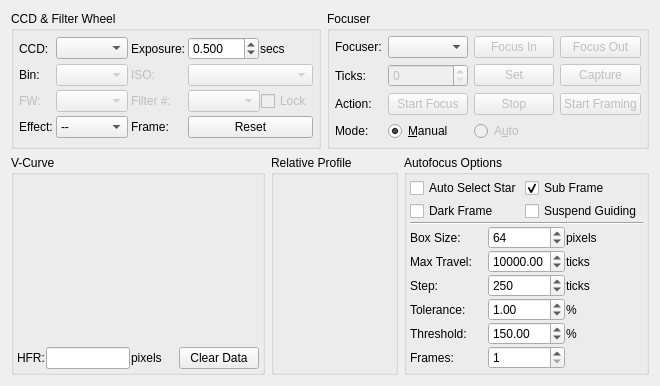
The window that kstars/ekos/focus/focus.ui (KDE/kstars) describes before a commit, drawn with Qt 5.
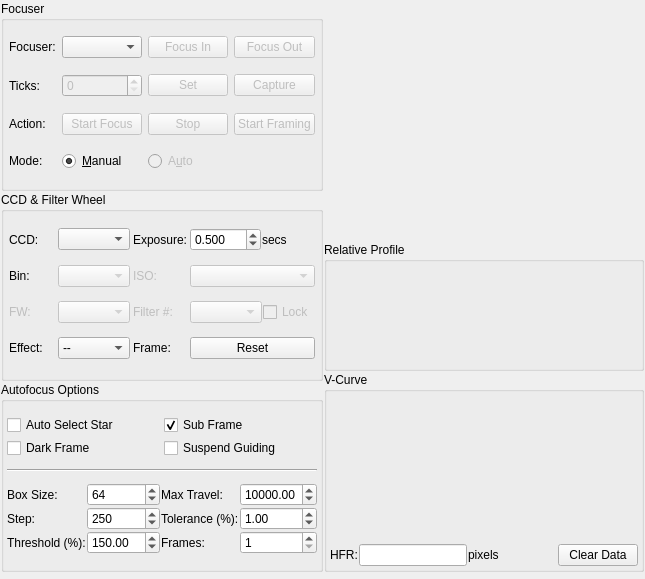
The same window after the commit. Custom widgets are drawn as their Qt base class.

Commit message: Focus uses its own fits frame like guide module. Improve GUI

```diff
--- a/kstars/ekos/focus/focus.ui
+++ b/kstars/ekos/focus/focus.ui
@@ -6,17 +6,191 @@
    <rect>
     <x>0</x>
     <y>0</y>
-    <width>632</width>
-    <height>385</height>
+    <width>644</width>
+    <height>579</height>
    </rect>
   </property>
-  <layout class="QVBoxLayout" name="verticalLayout_8">
+  <layout class="QVBoxLayout" name="verticalLayout_5" stretch="0,0">
+   <property name="spacing">
+    <number>1</number>
+   </property>
+   <property name="leftMargin">
+    <number>1</number>
+   </property>
+   <property name="topMargin">
+    <number>1</number>
+   </property>
+   <property name="rightMargin">
+    <number>1</number>
+   </property>
+   <property name="bottomMargin">
+    <number>1</number>
+   </property>
    <item>
-    <layout class="QHBoxLayout" name="horizontalLayout_13">
+    <layout class="QHBoxLayout" name="horizontalLayout" stretch="1,2">
+     <property name="spacing">
+      <number>1</number>
+     </property>
      <item>
-      <layout class="QVBoxLayout" name="verticalLayout_7">
+      <layout class="QVBoxLayout" name="verticalLayout">
+       <property name="spacing">
+        <number>1</number>
+       </property>
        <item>
-        <layout class="QHBoxLayout" name="horizontalLayout_12">
+        <widget class="QGroupBox" name="controlGroup">
+         <property name="title">
+          <string>Focuser</string>
+         </property>
+         <layout class="QGridLayout" name="gridLayout_3">
+          <property name="leftMargin">
+           <number>5</number>
+          </property>
+          <property name="topMargin">
+           <number>5</number>
+          </property>
+          <property name="rightMargin">
+           <number>5</number>
+          </property>
+          <property name="bottomMargin">
+           <number>5</number>
+          </property>
+          <item row="0" column="2">
+           <widget class="QPushButton" name="focusInB">
+            <property name="enabled">
+             <bool>false</bool>
+            </property>
+            <property name="text">
+             <string>Focus In</string>
+            </property>
+           </widget>
+          </item>
+          <item row="1" column="1">
+           <widget class="QSpinBox" name="absTicksSpin">
+            <property name="enabled">
+             <bool>false</bool>
+            </property>
+            <property name="sizePolicy">
+             <sizepolicy hsizetype="MinimumExpanding" vsizetype="Fixed">
+              <horstretch>0</horstretch>
+              <verstretch>0</verstretch>
+             </sizepolicy>
+            </property>
+           </widget>
+          </item>
+          <item row="0" column="0">
+           <widget class="QLabel" name="label_14">
+            <property name="text">
+             <string>Focuser:</string>
+            </property>
+           </widget>
+          </item>
+          <item row="1" column="2">
+           <widget class="QPushButton" name="setAbsTicksB">
+            <property name="enabled">
+             <bool>false</bool>
+            </property>
+            <property name="text">
+             <string>Set</string>
+            </property>
+           </widget>
+          </item>
+          <item row="2" column="2">
+           <widget class="QPushButton" name="stopFocusB">
+            <property name="enabled">
+             <bool>false</bool>
+            </property>
+            <property name="text">
+             <string>Stop</string>
+            </property>
+           </widget>
+          </item>
+          <item row="2" column="3">
+           <widget class="QPushButton" name="startLoopB">
+            <property name="enabled">
+             <bool>false</bool>
+            </property>
+            <property name="text">
+             <string>Start Framing</string>
+            </property>
+           </widget>
+          </item>
+          <item row="0" column="1">
+           <widget class="QComboBox" name="focuserCombo"/>
+          </item>
+          <item row="3" column="0">
+           <widget class="QLabel" name="label_15">
+            <property name="text">
+             <string>Mode:</string>
+            </property>
+           </widget>
+          </item>
+          <item row="3" column="1">
+           <widget class="QRadioButton" name="manualModeR">
+            <property name="text">
+             <string>&amp;Manual</string>
+            </property>
+            <property name="checked">
+             <bool>true</bool>
+            </property>
+           </widget>
+          </item>
+          <item row="2" column="1">
+           <widget class="QPushButton" name="startFocusB">
+            <property name="enabled">
+             <bool>false</bool>
+            </property>
+            <property name="text">
+             <string>Start Focus</string>
+            </property>
+           </widget>
+          </item>
+          <item row="3" column="2">
+           <widget class="QRadioButton" name="AutoModeR">
+            <property name="enabled">
+             <bool>false</bool>
+            </property>
+            <property name="text">
+             <string>A&amp;uto</string>
+            </property>
+           </widget>
+          </item>
+          <item row="0" column="3">
+           <widget class="QPushButton" name="focusOutB">
+            <property name="enabled">
+             <bool>false</bool>
+            </property>
+            <property name="text">
+             <string>Focus Out</string>
+            </property>
+           </widget>
+          </item>
+          <item row="1" column="0">
+           <widget class="QLabel" name="label_16">
+            <property name="text">
+             <string>Ticks:</string>
+            </property>
+           </widget>
+          </item>
+          <item row="1" column="3">
+           <widget class="QPushButton" name="captureB">
+            <property name="enabled">
+             <bool>false</bool>
+            </property>
+            <property name="text">
+             <string>Capture</string>
+            </property>
+           </widget>
+          </item>
+          <item row="2" column="0">
+           <widget class="QLabel" name="label_22">
+            <property name="text">
+             <string>Action:</string>
+            </property>
+           </widget>
+          </item>
+         </layout>
+        </widget>
+       </item>
          <item>
           <widget class="QGroupBox" name="ccdGroup">
            <property name="title">
@@ -232,320 +406,6 @@
           </widget>
          </item>
          <item>
-          <widget class="QGroupBox" name="controlGroup">
-           <property name="title">
-            <string>Focuser</string>
-           </property>
-           <layout class="QGridLayout" name="gridLayout_3">
-            <property name="leftMargin">
-             <number>5</number>
-            </property>
-            <property name="topMargin">
-             <number>5</number>
-            </property>
-            <property name="rightMargin">
-             <number>5</number>
-            </property>
-            <property name="bottomMargin">
-             <number>5</number>
-            </property>
-            <item row="0" column="0">
-             <widget class="QLabel" name="label_14">
-              <property name="text">
-               <string>Focuser:</string>
-              </property>
-             </widget>
-            </item>
-            <item row="0" column="1">
-             <widget class="QComboBox" name="focuserCombo"/>
-            </item>
-            <item row="0" column="2">
-             <widget class="QPushButton" name="focusInB">
-              <property name="enabled">
-               <bool>false</bool>
-              </property>
-              <property name="text">
-               <string>Focus In</string>
-              </property>
-             </widget>
-            </item>
-            <item row="0" column="3">
-             <widget class="QPushButton" name="focusOutB">
-              <property name="enabled">
-               <bool>false</bool>
-              </property>
-              <property name="text">
-               <string>Focus Out</string>
-              </property>
-             </widget>
-            </item>
-            <item row="1" column="0">
-             <widget class="QLabel" name="label_16">
-              <property name="text">
-               <string>Ticks:</string>
-              </property>
-             </widget>
-            </item>
-            <item row="1" column="1">
-             <widget class="QSpinBox" name="absTicksSpin">
-              <property name="enabled">
-               <bool>false</bool>
-              </property>
-              <property name="sizePolicy">
-               <sizepolicy hsizetype="MinimumExpanding" vsizetype="Fixed">
-                <horstretch>0</horstretch>
-                <verstretch>0</verstretch>
-               </sizepolicy>
-              </property>
-             </widget>
-            </item>
-            <item row="1" column="2">
-             <widget class="QPushButton" name="setAbsTicksB">
-              <property name="enabled">
-               <bool>false</bool>
-              </property>
-              <property name="text">
-               <string>Set</string>
-              </property>
-             </widget>
-            </item>
-            <item row="1" column="3">
-             <widget class="QPushButton" name="captureB">
-              <property name="enabled">
-               <bool>false</bool>
-              </property>
-              <property name="text">
-               <string>Capture</string>
-              </property>
-             </widget>
-            </item>
-            <item row="2" column="0">
-             <widget class="QLabel" name="label_22">
-              <property name="text">
-               <string>Action:</string>
-              </property>
-             </widget>
-            </item>
-            <item row="2" column="1">
-             <widget class="QPushButton" name="startFocusB">
-              <property name="enabled">
-               <bool>false</bool>
-              </property>
-              <property name="text">
-               <string>Start Focus</string>
-              </property>
-             </widget>
-            </item>
-            <item row="2" column="2">
-             <widget class="QPushButton" name="stopFocusB">
-              <property name="enabled">
-               <bool>false</bool>
-              </property>
-              <property name="text">
-               <string>Stop</string>
-              </property>
-             </widget>
-            </item>
-            <item row="2" column="3">
-             <widget class="QPushButton" name="startLoopB">
-              <property name="enabled">
-               <bool>false</bool>
-              </property>
-              <property name="text">
-               <string>Start Framing</string>
-              </property>
-             </widget>
-            </item>
-            <item row="3" column="0">
-             <widget class="QLabel" name="label_15">
-              <property name="text">
-               <string>Mode:</string>
-              </property>
-             </widget>
-            </item>
-            <item row="3" column="1">
-             <widget class="QRadioButton" name="manualModeR">
-              <property name="text">
-               <string>&amp;Manual</string>
-              </property>
-              <property name="checked">
-               <bool>true</bool>
-              </property>
-             </widget>
-            </item>
-            <item row="3" column="2">
-             <widget class="QRadioButton" name="AutoModeR">
-              <property name="enabled">
-               <bool>false</bool>
-              </property>
-              <property name="text">
-               <string>A&amp;uto</string>
-              </property>
-             </widget>
-            </item>
-           </layout>
-          </widget>
-         </item>
-        </layout>
-       </item>
-       <item>
-        <layout class="QHBoxLayout" name="horizontalLayout" stretch="2,1,0">
-         <item>
-          <widget class="QGroupBox" name="groupBox_4">
-           <property name="sizePolicy">
-            <sizepolicy hsizetype="Expanding" vsizetype="MinimumExpanding">
-             <horstretch>0</horstretch>
-             <verstretch>0</verstretch>
-            </sizepolicy>
-           </property>
-           <property name="minimumSize">
-            <size>
-             <width>0</width>
-             <height>200</height>
-            </size>
-           </property>
-           <property name="title">
-            <string>V-Curve</string>
-           </property>
-           <layout class="QVBoxLayout" name="verticalLayout_2">
-            <property name="spacing">
-             <number>1</number>
-            </property>
-            <property name="leftMargin">
-             <number>3</number>
-            </property>
-            <property name="topMargin">
-             <number>3</number>
-            </property>
-            <property name="rightMargin">
-             <number>3</number>
-            </property>
-            <property name="bottomMargin">
-             <number>3</number>
-            </property>
-            <item>
-             <widget class="QCustomPlot" name="HFRPlot" native="true">
-              <property name="sizePolicy">
-               <sizepolicy hsizetype="Preferred" vsizetype="MinimumExpanding">
-                <horstretch>0</horstretch>
-                <verstretch>0</verstretch>
-               </sizepolicy>
-              </property>
-              <property name="minimumSize">
-               <size>
-                <width>200</width>
-                <height>100</height>
-               </size>
-              </property>
-             </widget>
-            </item>
-            <item>
-             <layout class="QHBoxLayout" name="horizontalLayout_4">
-              <property name="spacing">
-               <number>1</number>
-              </property>
-              <item>
-               <widget class="QLabel" name="label_2">
-                <property name="text">
-                 <string>HFR:</string>
-                </property>
-               </widget>
-              </item>
-              <item>
-               <widget class="QLineEdit" name="HFROut">
-                <property name="readOnly">
-                 <bool>true</bool>
-                </property>
-               </widget>
-              </item>
-              <item>
-               <widget class="QLabel" name="label_6">
-                <property name="text">
-                 <string>pixels</string>
-                </property>
-               </widget>
-              </item>
-              <item>
-               <spacer name="horizontalSpacer">
-                <property name="orientation">
-                 <enum>Qt::Horizontal</enum>
-                </property>
-                <property name="sizeType">
-                 <enum>QSizePolicy::Expanding</enum>
-                </property>
-                <property name="sizeHint" stdset="0">
-                 <size>
-                  <width>40</width>
-                  <height>13</height>
-                 </size>
-                </property>
-               </spacer>
-              </item>
-              <item>
-               <widget class="QPushButton" name="clearDataB">
-                <property name="text">
-                 <string>Clear Data</string>
-                </property>
-               </widget>
-              </item>
-             </layout>
-            </item>
-           </layout>
-          </widget>
-         </item>
-         <item>
-          <widget class="QGroupBox" name="profileGroup">
-           <property name="sizePolicy">
-            <sizepolicy hsizetype="MinimumExpanding" vsizetype="Preferred">
-             <horstretch>0</horstretch>
-             <verstretch>0</verstretch>
-            </sizepolicy>
-           </property>
-           <property name="title">
-            <string>Relative Profile</string>
-           </property>
-           <layout class="QVBoxLayout" name="verticalLayout_6">
-            <property name="spacing">
-             <number>1</number>
-            </property>
-            <property name="leftMargin">
-             <number>3</number>
-            </property>
-            <property name="topMargin">
-             <number>3</number>
-            </property>
-            <property name="rightMargin">
-             <number>3</number>
-            </property>
-            <property name="bottomMargin">
-             <number>3</number>
-            </property>
-            <item>
-             <widget class="QCustomPlot" name="profilePlot" native="true">
-              <property name="sizePolicy">
-               <sizepolicy hsizetype="Preferred" vsizetype="Preferred">
-                <horstretch>0</horstretch>
-                <verstretch>0</verstretch>
-               </sizepolicy>
-              </property>
-              <property name="minimumSize">
-               <size>
-                <width>100</width>
-                <height>100</height>
-               </size>
-              </property>
-              <property name="maximumSize">
-               <size>
-                <width>16777215</width>
-                <height>16777215</height>
-               </size>
-              </property>
-             </widget>
-            </item>
-           </layout>
-          </widget>
-         </item>
-         <item>
           <widget class="QGroupBox" name="groupBox_2">
            <property name="title">
             <string>Autofocus Options</string>
@@ -625,6 +485,36 @@
             </item>
             <item>
              <layout class="QGridLayout" name="gridLayout">
+            <item row="4" column="3">
+             <widget class="QSpinBox" name="focusFramesSpin">
+              <property name="minimum">
+               <number>1</number>
+              </property>
+              <property name="maximum">
+               <number>5</number>
+              </property>
+             </widget>
+            </item>
+            <item row="2" column="2">
+             <widget class="QLabel" name="label_4">
+              <property name="toolTip">
+               <string>Decrease value to narrow optimal focus point solution radius. Increase to expand solution radius</string>
+              </property>
+              <property name="text">
+               <string>Tolerance (%):</string>
+              </property>
+             </widget>
+            </item>
+            <item row="4" column="0">
+             <widget class="QLabel" name="label_19">
+              <property name="toolTip">
+               <string>Increase to restrict the centroid to bright cores. Decrease to enclose fuzzy stars.</string>
+              </property>
+              <property name="text">
+               <string>Threshold (%):</string>
+              </property>
+             </widget>
+            </item>
               <item row="0" column="0">
                <widget class="QLabel" name="label_10">
                 <property name="whatsThis">
@@ -635,40 +525,7 @@
                 </property>
                </widget>
               </item>
-              <item row="0" column="1">
-               <widget class="QSpinBox" name="focusBoxSize">
-                <property name="minimum">
-                 <number>16</number>
-                </property>
-                <property name="maximum">
-                 <number>256</number>
-                </property>
-                <property name="singleStep">
-                 <number>16</number>
-                </property>
-                <property name="value">
-                 <number>64</number>
-                </property>
-               </widget>
-              </item>
-              <item row="0" column="2">
-               <widget class="QLabel" name="label_11">
-                <property name="text">
-                 <string>pixels</string>
-                </property>
-               </widget>
-              </item>
-              <item row="1" column="0">
-               <widget class="QLabel" name="label_12">
-                <property name="toolTip">
-                 <string>Maximum travel in ticks before the autofocus process aborts</string>
-                </property>
-                <property name="text">
-                 <string>Max Travel:</string>
-                </property>
-               </widget>
-              </item>
-              <item row="1" column="1">
+            <item row="0" column="3">
                <widget class="QDoubleSpinBox" name="maxTravelIN">
                 <property name="minimum">
                  <double>10.000000000000000</double>
@@ -684,92 +541,6 @@
                 </property>
                </widget>
               </item>
-              <item row="1" column="2">
-               <widget class="QLabel" name="label_9">
-                <property name="text">
-                 <string>ticks</string>
-                </property>
-               </widget>
-              </item>
-              <item row="2" column="0">
-               <widget class="QLabel" name="label">
-                <property name="toolTip">
-                 <string>&lt;b&gt;Initial&lt;/b&gt; step size in ticks to cause a noticeable change in HFR value. For timer based focuser, it is the initial time in milliseconds to move the focuser inward or outward</string>
-                </property>
-                <property name="whatsThis">
-                 <string/>
-                </property>
-                <property name="text">
-                 <string>Step:</string>
-                </property>
-               </widget>
-              </item>
-              <item row="2" column="1">
-               <widget class="QSpinBox" name="stepIN">
-                <property name="minimum">
-                 <number>1</number>
-                </property>
-                <property name="maximum">
-                 <number>10000</number>
-                </property>
-                <property name="singleStep">
-                 <number>10</number>
-                </property>
-                <property name="value">
-                 <number>250</number>
-                </property>
-               </widget>
-              </item>
-              <item row="2" column="2">
-               <widget class="QLabel" name="label_3">
-                <property name="text">
-                 <string>ticks</string>
-                </property>
-               </widget>
-              </item>
-              <item row="3" column="0">
-               <widget class="QLabel" name="label_4">
-                <property name="toolTip">
-                 <string>Decrease value to narrow optimal focus point solution radius. Increase to expand solution radius</string>
-                </property>
-                <property name="text">
-                 <string>Tolerance:</string>
-                </property>
-               </widget>
-              </item>
-              <item row="3" column="1">
-               <widget class="QDoubleSpinBox" name="toleranceIN">
-                <property name="minimum">
-                 <double>0.010000000000000</double>
-                </property>
-                <property name="maximum">
-                 <double>20.000000000000000</double>
-                </property>
-                <property name="singleStep">
-                 <double>0.100000000000000</double>
-                </property>
-                <property name="value">
-                 <double>1.000000000000000</double>
-                </property>
-               </widget>
-              </item>
-              <item row="3" column="2">
-               <widget class="QLabel" name="label_5">
-                <property name="text">
-                 <string>%</string>
-                </property>
-               </widget>
-              </item>
-              <item row="4" column="0">
-               <widget class="QLabel" name="label_19">
-                <property name="toolTip">
-                 <string>Increase to restrict the centroid to bright cores. Decrease to enclose fuzzy stars.</string>
-                </property>
-                <property name="text">
-                 <string>Threshold:</string>
-                </property>
-               </widget>
-              </item>
               <item row="4" column="1">
                <widget class="QDoubleSpinBox" name="thresholdSpin">
                 <property name="minimum">
@@ -786,14 +557,39 @@
                 </property>
                </widget>
               </item>
+            <item row="2" column="3">
+             <widget class="QDoubleSpinBox" name="toleranceIN">
+              <property name="minimum">
+               <double>0.010000000000000</double>
+              </property>
+              <property name="maximum">
+               <double>20.000000000000000</double>
+              </property>
+              <property name="singleStep">
+               <double>0.100000000000000</double>
+              </property>
+              <property name="value">
+               <double>1.000000000000000</double>
+              </property>
+             </widget>
+            </item>
+            <item row="2" column="1">
+             <widget class="QSpinBox" name="stepIN">
+              <property name="minimum">
+               <number>1</number>
+              </property>
+              <property name="maximum">
+               <number>10000</number>
+              </property>
+              <property name="singleStep">
+               <number>10</number>
+              </property>
+              <property name="value">
+               <number>250</number>
+              </property>
+             </widget>
+            </item>
               <item row="4" column="2">
-               <widget class="QLabel" name="label_20">
-                <property name="text">
-                 <string>%</string>
-                </property>
-               </widget>
-              </item>
-              <item row="5" column="0">
                <widget class="QLabel" name="label_21">
                 <property name="toolTip">
                  <string>Number of frames to average</string>
@@ -803,22 +599,233 @@
                 </property>
                </widget>
               </item>
-              <item row="5" column="1">
-               <widget class="QSpinBox" name="focusFramesSpin">
+            <item row="0" column="1">
+             <widget class="QSpinBox" name="focusBoxSize">
                 <property name="minimum">
-                 <number>1</number>
+               <number>16</number>
                 </property>
                 <property name="maximum">
-                 <number>5</number>
-                </property>
-               </widget>
-              </item>
+               <number>256</number>
+              </property>
+              <property name="singleStep">
+               <number>16</number>
+              </property>
+              <property name="value">
+               <number>64</number>
+              </property>
+             </widget>
+            </item>
+            <item row="2" column="0">
+             <widget class="QLabel" name="label">
+              <property name="toolTip">
+               <string>&lt;b&gt;Initial&lt;/b&gt; step size in ticks to cause a noticeable change in HFR value. For timer based focuser, it is the initial time in milliseconds to move the focuser inward or outward</string>
+              </property>
+              <property name="whatsThis">
+               <string/>
+              </property>
+              <property name="text">
+               <string>Step:</string>
+              </property>
+             </widget>
+            </item>
+            <item row="0" column="2">
+             <widget class="QLabel" name="label_12">
+              <property name="toolTip">
+               <string>Maximum travel in ticks before the autofocus process aborts</string>
+              </property>
+              <property name="text">
+               <string>Max Travel:</string>
+              </property>
+             </widget>
+            </item>
              </layout>
             </item>
            </layout>
           </widget>
          </item>
         </layout>
+     </item>
+     <item>
+      <layout class="QVBoxLayout" name="verticalLayout_2">
+       <property name="spacing">
+        <number>1</number>
+       </property>
+       <item>
+        <widget class="QWidget" name="focusingWidget" native="true">
+         <property name="sizePolicy">
+          <sizepolicy hsizetype="Expanding" vsizetype="Expanding">
+           <horstretch>0</horstretch>
+           <verstretch>0</verstretch>
+          </sizepolicy>
+         </property>
+         <property name="minimumSize">
+          <size>
+           <width>320</width>
+           <height>240</height>
+          </size>
+         </property>
+         <property name="sizeIncrement">
+          <size>
+           <width>40</width>
+           <height>30</height>
+          </size>
+         </property>
+        </widget>
+       </item>
+       <item>
+        <widget class="QGroupBox" name="profileGroup">
+         <property name="sizePolicy">
+          <sizepolicy hsizetype="MinimumExpanding" vsizetype="Preferred">
+           <horstretch>0</horstretch>
+           <verstretch>0</verstretch>
+          </sizepolicy>
+         </property>
+         <property name="title">
+          <string>Relative Profile</string>
+         </property>
+         <layout class="QVBoxLayout" name="verticalLayout_6">
+          <property name="spacing">
+           <number>1</number>
+          </property>
+          <property name="leftMargin">
+           <number>3</number>
+          </property>
+          <property name="topMargin">
+           <number>3</number>
+          </property>
+          <property name="rightMargin">
+           <number>3</number>
+          </property>
+          <property name="bottomMargin">
+           <number>3</number>
+          </property>
+          <item>
+           <widget class="QCustomPlot" name="profilePlot" native="true">
+            <property name="sizePolicy">
+             <sizepolicy hsizetype="Preferred" vsizetype="Preferred">
+              <horstretch>0</horstretch>
+              <verstretch>0</verstretch>
+             </sizepolicy>
+            </property>
+            <property name="minimumSize">
+             <size>
+              <width>100</width>
+              <height>100</height>
+             </size>
+            </property>
+            <property name="maximumSize">
+             <size>
+              <width>16777215</width>
+              <height>16777215</height>
+             </size>
+            </property>
+           </widget>
+          </item>
+         </layout>
+        </widget>
+       </item>
+       <item>
+        <widget class="QGroupBox" name="groupBox_4">
+         <property name="sizePolicy">
+          <sizepolicy hsizetype="Expanding" vsizetype="MinimumExpanding">
+           <horstretch>0</horstretch>
+           <verstretch>0</verstretch>
+          </sizepolicy>
+         </property>
+         <property name="minimumSize">
+          <size>
+           <width>0</width>
+           <height>200</height>
+          </size>
+         </property>
+         <property name="title">
+          <string>V-Curve</string>
+         </property>
+         <layout class="QVBoxLayout" name="verticalLayout_4">
+          <property name="spacing">
+           <number>1</number>
+          </property>
+          <property name="leftMargin">
+           <number>3</number>
+          </property>
+          <property name="topMargin">
+           <number>3</number>
+          </property>
+          <property name="rightMargin">
+           <number>3</number>
+          </property>
+          <property name="bottomMargin">
+           <number>3</number>
+          </property>
+          <item>
+           <widget class="QCustomPlot" name="HFRPlot" native="true">
+            <property name="sizePolicy">
+             <sizepolicy hsizetype="Preferred" vsizetype="MinimumExpanding">
+              <horstretch>0</horstretch>
+              <verstretch>0</verstretch>
+             </sizepolicy>
+            </property>
+            <property name="minimumSize">
+             <size>
+              <width>200</width>
+              <height>100</height>
+             </size>
+            </property>
+           </widget>
+          </item>
+          <item>
+           <layout class="QHBoxLayout" name="horizontalLayout_4">
+            <property name="spacing">
+             <number>1</number>
+            </property>
+            <item>
+             <widget class="QLabel" name="label_2">
+              <property name="text">
+               <string>HFR:</string>
+              </property>
+             </widget>
+            </item>
+            <item>
+             <widget class="QLineEdit" name="HFROut">
+              <property name="readOnly">
+               <bool>true</bool>
+              </property>
+             </widget>
+            </item>
+            <item>
+             <widget class="QLabel" name="label_6">
+              <property name="text">
+               <string>pixels</string>
+              </property>
+             </widget>
+            </item>
+            <item>
+             <spacer name="horizontalSpacer">
+              <property name="orientation">
+               <enum>Qt::Horizontal</enum>
+              </property>
+              <property name="sizeType">
+               <enum>QSizePolicy::Expanding</enum>
+              </property>
+              <property name="sizeHint" stdset="0">
+               <size>
+                <width>40</width>
+                <height>13</height>
+               </size>
+              </property>
+             </spacer>
+            </item>
+            <item>
+             <widget class="QPushButton" name="clearDataB">
+              <property name="text">
+               <string>Clear Data</string>
+              </property>
+             </widget>
+            </item>
+           </layout>
+          </item>
+         </layout>
+        </widget>
        </item>
       </layout>
      </item>
@@ -829,10 +836,13 @@
      <property name="orientation">
       <enum>Qt::Vertical</enum>
      </property>
+     <property name="sizeType">
+      <enum>QSizePolicy::Preferred</enum>
+     </property>
      <property name="sizeHint" stdset="0">
       <size>
        <width>20</width>
-       <height>1</height>
+       <height>10</height>
       </size>
      </property>
     </spacer>
```
Left out of the diff: 71 changed lines with no effect on the pictures. Lines whose indentation alone changed are shown as unchanged. The commit also changes 3 other files.
